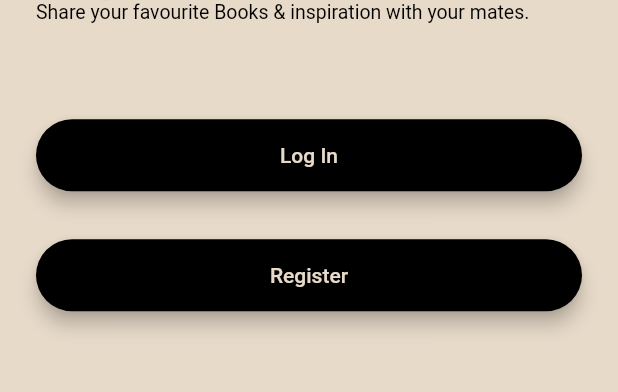
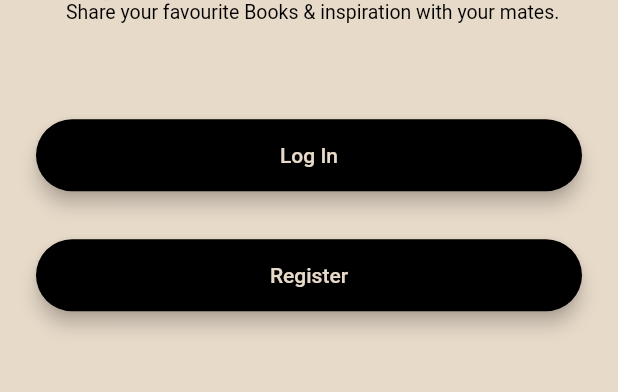
Before and after one commit to Roopshree6902/my-_flutterBook_desk, a Flutter app: the screen it shows after launch, on a phone screen of 412 x 824 dp, the part 495-887 px from its top. Run offline on Flutter 3.47's test engine with Material 2 defaults, Android fonts, the light colour scheme and no system bars.

Commit message:
first commit

```diff
--- a/lib/login_screen.dart
+++ b/lib/login_screen.dart
@@ -56,6 +56,7 @@ class _LoginScreenState extends State<LoginScreen> {
               onChanged: (value) {
                 //Do something with the user input.
               },
+              obscureText: true,
               decoration: InputDecoration(
                 hintText: 'Enter your password.',
                 hintStyle: TextStyle(color: Colors.black),
--- a/lib/main.dart
+++ b/lib/main.dart
@@ -11,7 +11,7 @@ class BookDesk extends StatelessWidget {
     return MaterialApp(
       theme: ThemeData.dark().copyWith(
         textTheme: TextTheme(
-          body1: TextStyle(color: Colors.black54),
+          bodyText2: TextStyle(color: Colors.black54),
         ),
       ),
       initialRoute: WelcomeScreen.id,
--- a/lib/registration_screen.dart
+++ b/lib/registration_screen.dart
@@ -56,6 +56,7 @@ class _RegistrationScreenState extends State<RegistrationScreen> {
               onChanged: (value) {
                 //Do something with the user input.
               },
+              obscureText: true,
               decoration: InputDecoration(
                 hintText: 'Enter your password',
                 hintStyle: TextStyle(color: Colors.black),
--- a/lib/welome_screen.dart
+++ b/lib/welome_screen.dart
@@ -42,13 +42,16 @@ class _WelcomeScreenState extends State<WelcomeScreen>
             ),
             Row(
               children: [
-                Text(
+                Padding(
+                  padding: const EdgeInsets.only(left: 20),
+                  child: Text(
                     'Share your favourite Books & inspiration with your mates.',
                     style: TextStyle(
                         fontSize: 13,
                         fontWeight: FontWeight.normal,
                         color: Colors.black),
                     textAlign: TextAlign.right,
+                  ),
                 ),
               ],
             ),
--- a/pubspec.yaml
+++ b/pubspec.yaml
@@ -21,8 +21,13 @@ environment:
   sdk: ">=2.7.0 <3.0.0"
 
 dependencies:
+
   flutter:
     sdk: flutter
+
+  velocity_x: ^2.5.0
+
+
 
 
   # The following adds the Cupertino Icons font to your application.
```
Also changed, not shown: pubspec.lock. Lines whose indentation alone changed are shown as unchanged.
